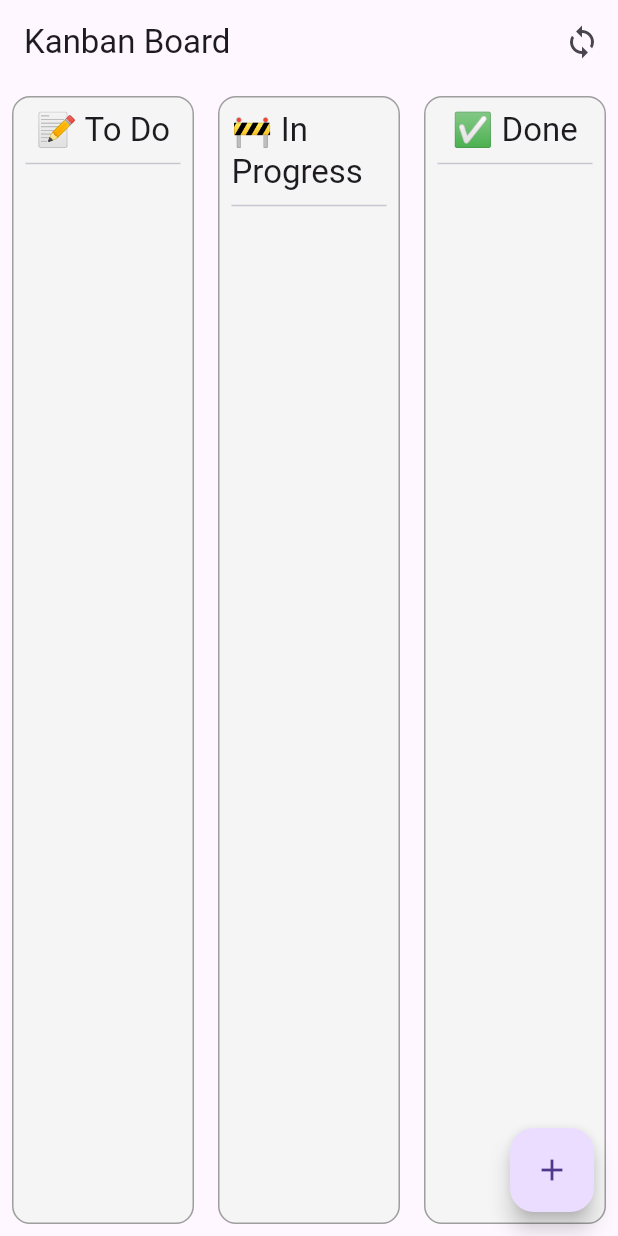
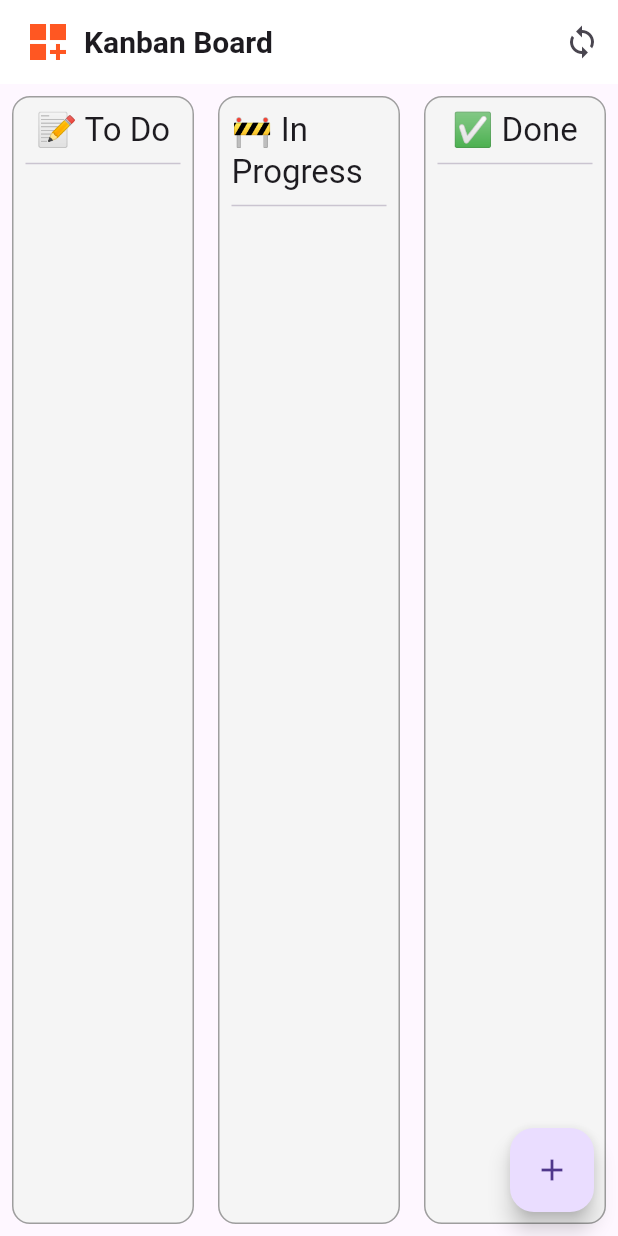
Before and after one commit to Paul91810/Kanban-Board, a Flutter app: the screen it shows after launch, on a phone screen of 412 x 824 dp. Run offline on Flutter 3.47's test engine with Material 3 defaults, Android fonts, the phone set to English and light mode, and no system bars; our stand-ins replace cloud_firestore, connectivity_plus, file_picker, firebase_core, firebase_storage, hive_flutter; accounts and stored records are empty.

Commit message:
minor chnages

```diff
--- a/lib/features/kanban/screens/kaban_screen.dart
+++ b/lib/features/kanban/screens/kaban_screen.dart
@@ -18,7 +18,17 @@ class KanbanScreen extends StatelessWidget {
 
     return Scaffold(
       appBar: AppBar(
-        title: const Text('Kanban Board'),
+        backgroundColor: Colors.white,
+        title: Row(
+          children: [
+            Icon(Icons.dashboard_customize, color: Colors.deepOrange, size: 32),
+            SizedBox(width: 8),
+            Text(
+              'Kanban Board',
+              style: TextStyle(fontSize: 20, fontWeight: FontWeight.bold),
+            ),
+          ],
+        ),
         actions: [
           IconButton(
             icon: const Icon(Icons.sync),
@@ -34,11 +44,9 @@ class KanbanScreen extends StatelessWidget {
           ),
         ],
       ),
-      body:
-       Row(
+      body: Row(
         children: TaskStatus.values.map((status) {
           final statusTasks = taskProvider.getByStatus(status);
-
           return Expanded(
             child: KanbanColumn(
               status: status,
@@ -76,7 +84,11 @@ class KanbanScreen extends StatelessWidget {
               child: Row(
                 mainAxisAlignment: MainAxisAlignment.spaceBetween,
                 children: [
-                  Expanded(child: const Text("⏳ Some tasks are pending sync or upload...")),
+                  Expanded(
+                    child: const Text(
+                      "⏳ Some tasks are pending sync or upload...",
+                    ),
+                  ),
                   TextButton.icon(
                     icon: const Icon(Icons.sync),
                     label: const Text("Sync Now"),
```
Also changed, not shown: lib/core/services/firbase_services.dart (+18 -0 lines), lib/core/services/storage_services.dart (+12 -0 lines).
